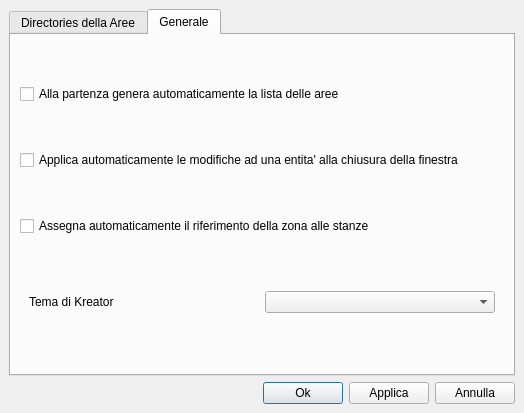
Before: the Qt Designer form guisettings.ui in temporasanguinis/TSKreator, drawn with Qt 5.
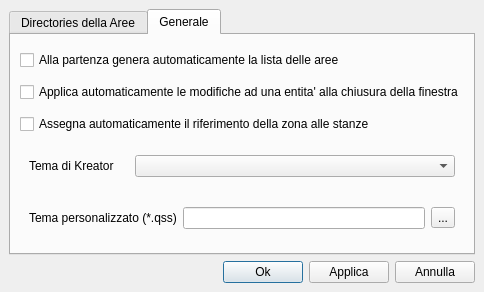
After: the same form once the commit is applied. The open tabs and pages were chosen to show the change.

Commit message: nuova versione che coregge bug di loading e corezioni ui, supporto per theme

What changed in the file:
```diff
--- a/guisettings.ui
+++ b/guisettings.ui
@@ -1,24 +1,33 @@
 <ui version="4.0" >
  <class>GuiSettings</class>
- <widget class="QDialog" name="GuiSettings" >
-  <property name="geometry" >
+ <widget class="QDialog" name="GuiSettings">
+  <property name="geometry">
    <rect>
     <x>0</x>
     <y>0</y>
-    <width>524</width>
-    <height>413</height>
+    <width>376</width>
+    <height>292</height>
    </rect>
   </property>
   <property name="windowTitle" >
    <string>Dialog</string>
   </property>
-  <layout class="QVBoxLayout" >
-   <property name="margin" >
-    <number>9</number>
-   </property>
-   <property name="spacing" >
+  <layout class="QVBoxLayout">
+   <property name="spacing">
     <number>6</number>
    </property>
+   <property name="leftMargin">
+    <number>9</number>
+   </property>
+   <property name="topMargin">
+    <number>9</number>
+   </property>
+   <property name="rightMargin">
+    <number>9</number>
+   </property>
+   <property name="bottomMargin">
+    <number>9</number>
+   </property>
    <item>
     <widget class="QTabWidget" name="mp_twMain" >
      <property name="currentIndex" >
@@ -197,13 +206,22 @@
       <attribute name="title" >
        <string>Generale</string>
       </attribute>
-      <layout class="QVBoxLayout" >
-       <property name="margin" >
-        <number>9</number>
-       </property>
-       <property name="spacing" >
+      <layout class="QVBoxLayout">
+       <property name="spacing">
         <number>6</number>
        </property>
+       <property name="leftMargin">
+        <number>9</number>
+       </property>
+       <property name="topMargin">
+        <number>9</number>
+       </property>
+       <property name="rightMargin">
+        <number>9</number>
+       </property>
+       <property name="bottomMargin">
+        <number>9</number>
+       </property>
        <item>
         <widget class="QCheckBox" name="mp_cbCheckAreasAtStartup" >
          <property name="text" >
@@ -226,11 +244,9 @@
         </widget>
        </item>
        <item>
-        <widget class="QFrame" name="frame" >
-         <property name="sizePolicy" >
-          <sizepolicy>
-           <hsizetype>5</hsizetype>
-           <vsizetype>0</vsizetype>
+        <widget class="QFrame" name="frame">
+         <property name="sizePolicy">
+          <sizepolicy hsizetype="Preferred" vsizetype="Fixed">
            <horstretch>0</horstretch>
            <verstretch>0</verstretch>
           </sizepolicy>
@@ -244,34 +260,45 @@
          <property name="lineWidth" >
           <number>0</number>
          </property>
-         <layout class="QHBoxLayout" >
-          <property name="margin" >
-           <number>9</number>
-          </property>
-          <property name="spacing" >
+         <layout class="QHBoxLayout">
+          <property name="spacing">
            <number>6</number>
           </property>
+          <property name="leftMargin">
+           <number>9</number>
+          </property>
+          <property name="topMargin">
+           <number>9</number>
+          </property>
+          <property name="rightMargin">
+           <number>9</number>
+          </property>
+          <property name="bottomMargin">
+           <number>9</number>
+          </property>
           <item>
-           <widget class="QLabel" name="label" >
-            <property name="sizePolicy" >
-             <sizepolicy>
-              <hsizetype>13</hsizetype>
-              <vsizetype>5</vsizetype>
+           <widget class="QLabel" name="label">
+            <property name="sizePolicy">
+             <sizepolicy hsizetype="Fixed" vsizetype="Preferred">
               <horstretch>0</horstretch>
               <verstretch>0</verstretch>
              </sizepolicy>
             </property>
-            <property name="text" >
+            <property name="minimumSize">
+             <size>
+              <width>100</width>
+              <height>0</height>
+             </size>
+            </property>
+            <property name="text">
              <string>Tema di Kreator</string>
             </property>
            </widget>
           </item>
           <item>
-           <widget class="QComboBox" name="mp_comboTheme" >
-            <property name="sizePolicy" >
-             <sizepolicy>
-              <hsizetype>13</hsizetype>
-              <vsizetype>0</vsizetype>
+           <widget class="QComboBox" name="mp_comboTheme">
+            <property name="sizePolicy">
+             <sizepolicy hsizetype="Ignored" vsizetype="Fixed">
               <horstretch>0</horstretch>
               <verstretch>0</verstretch>
              </sizepolicy>
@@ -281,18 +308,104 @@
          </layout>
         </widget>
        </item>
+       <item>
+        <widget class="QFrame" name="frame_2">
+         <property name="sizePolicy">
+          <sizepolicy hsizetype="Expanding" vsizetype="Fixed">
+           <horstretch>0</horstretch>
+           <verstretch>0</verstretch>
+          </sizepolicy>
+         </property>
+         <property name="minimumSize">
+          <size>
+           <width>0</width>
+           <height>30</height>
+          </size>
+         </property>
+         <property name="baseSize">
+          <size>
+           <width>0</width>
+           <height>0</height>
+          </size>
+         </property>
+         <property name="frameShape">
+          <enum>QFrame::NoFrame</enum>
+         </property>
+         <property name="frameShadow">
+          <enum>QFrame::Plain</enum>
+         </property>
+         <property name="lineWidth">
+          <number>0</number>
+         </property>
+         <layout class="QHBoxLayout" name="horizontalLayout">
+          <property name="spacing">
+           <number>6</number>
+          </property>
+          <property name="leftMargin">
+           <number>9</number>
+          </property>
+          <property name="topMargin">
+           <number>9</number>
+          </property>
+          <property name="rightMargin">
+           <number>9</number>
+          </property>
+          <property name="bottomMargin">
+           <number>9</number>
+          </property>
+          <item>
+           <widget class="QLabel" name="label_2">
+            <property name="sizePolicy">
+             <sizepolicy hsizetype="Preferred" vsizetype="Preferred">
+              <horstretch>0</horstretch>
+              <verstretch>0</verstretch>
+             </sizepolicy>
+            </property>
+            <property name="minimumSize">
+             <size>
+              <width>100</width>
+              <height>0</height>
+             </size>
+            </property>
+            <property name="text">
+             <string>Tema personalizzato (*.qss)</string>
+            </property>
+           </widget>
+          </item>
+          <item>
+           <widget class="QLineEdit" name="mp_leCustomTheme"/>
+          </item>
+          <item>
+           <widget class="QToolButton" name="mp_tbCustomTheme">
+            <property name="text">
+             <string>...</string>
+            </property>
+           </widget>
+          </item>
+         </layout>
+        </widget>
+       </item>
       </layout>
      </widget>
     </widget>
    </item>
    <item>
-    <layout class="QHBoxLayout" >
-     <property name="margin" >
-      <number>0</number>
-     </property>
-     <property name="spacing" >
+    <layout class="QHBoxLayout">
+     <property name="spacing">
       <number>6</number>
      </property>
+     <property name="leftMargin">
+      <number>0</number>
+     </property>
+     <property name="topMargin">
+      <number>0</number>
+     </property>
+     <property name="rightMargin">
+      <number>0</number>
+     </property>
+     <property name="bottomMargin">
+      <number>0</number>
+     </property>
      <item>
       <spacer>
        <property name="orientation" >
```
Left out of the diff: 202 changed lines with no effect on the pictures. The commit also changes 62 other files.
